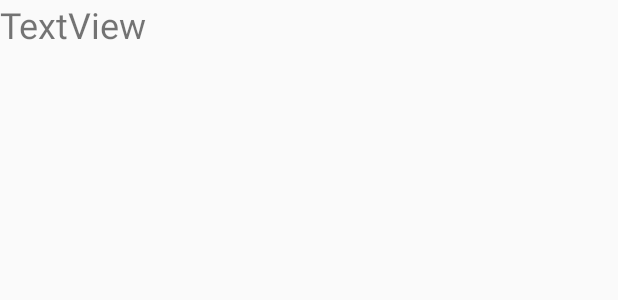
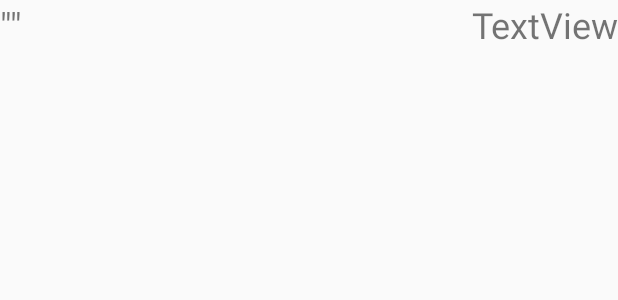
Before and after one commit to a479304861/Android_chatDemo, an Android app: the layout item_message.xml on its own in the app's theme, with its tools: preview values and no code run, on a phone screen of 412 x 824 dp. Shown: the top 300 px of the screen. Run offline under Robolectric (Android 15) with nearby library versions, the phone set to English and light mode, and no system bars.

Commit message:
实现发送和展示分离

```diff
--- a/app/src/main/AndroidManifest.xml
+++ b/app/src/main/AndroidManifest.xml
@@ -7,7 +7,7 @@
 
     <application
         android:allowBackup="true"
-        android:name=".Interface.MainApplication"
+
         android:icon="@mipmap/ic_launcher"
         android:label="@string/app_name"
         android:roundIcon="@mipmap/ic_launcher_round"
--- a/app/src/main/java/com/example/retrofit/UI/activity/UiActivity.java
+++ b/app/src/main/java/com/example/retrofit/UI/activity/UiActivity.java
@@ -16,10 +16,9 @@ import android.widget.TextView;
 import android.widget.Toast;
 
 import com.example.retrofit.Interface.Api;
-import com.example.retrofit.Interface.DataManager;
+import com.example.retrofit.Interface.DataManagerObserve;
 import com.example.retrofit.Interface.UpdateListener;
 import com.example.retrofit.UI.adapter.FriendAdapter;
-import com.example.retrofit.UI.adapter.MessageAdapter;
 import com.example.retrofit.UI.viewmodel.FriendViewModel;
 import com.example.retrofit.UI.viewmodel.UserviewModel;
 import com.example.retrofit.R;
@@ -119,7 +118,7 @@ public class UiActivity extends AppCompatActivity {
    }
 
     private void observe(){
-        DataManager instance = DataManager.getInstance();
+        DataManagerObserve instance = DataManagerObserve.getInstance();
         instance.addUpdateListener(new UpdateListener() {
             @Override
             public void update(boolean b) {
--- a/app/src/main/java/com/example/retrofit/UI/adapter/FriendAdapter.java
+++ b/app/src/main/java/com/example/retrofit/UI/adapter/FriendAdapter.java
@@ -30,6 +30,7 @@ public class FriendAdapter extends RecyclerView.Adapter<FriendAdapter.InnerHolde
     @NonNull
     @Override
     public InnerHolder onCreateViewHolder(@NonNull ViewGroup parent, int viewType) {
+
         View view=View.inflate(parent.getContext(), R.layout.item_friend,null);
         return new InnerHolder(view);
     }
@@ -67,7 +68,6 @@ public class FriendAdapter extends RecyclerView.Adapter<FriendAdapter.InnerHolde
             friendId =itemView.findViewById(R.id.item_testview_id);
             isOnline=itemView.findViewById(R.id.item_friend_isOnline);
         }
-
         //
         public void setData(FriendRespose.DataBean dataBean) {
             if (dataBean.isOnline()==true) {
--- a/app/src/main/java/com/example/retrofit/webSocket/WebSocketTest.java
+++ b/app/src/main/java/com/example/retrofit/webSocket/WebSocketTest.java
@@ -1,8 +1,7 @@
 package com.example.retrofit.webSocket;
 
-import com.example.retrofit.Interface.DataManager;
+import com.example.retrofit.Interface.DataManagerObserve;
 import com.example.retrofit.Interface.UpdateListener;
-import com.example.retrofit.UI.viewmodel.FriendViewModel;
 import com.example.retrofit.domain.ReceiveMessage;
 import com.google.gson.Gson;
 
@@ -32,7 +31,7 @@ public class WebSocketTest extends WebSocketClient {
         System.out.println(message1.toString());
         if (message1.getCode()==100) {
             System.out.println("receiveBreast!!!!!!!!!!!!");
-            DataManager instance = DataManager.getInstance();
+            DataManagerObserve instance = DataManagerObserve.getInstance();
             instance.setHavingUpdate(true);
             instance.addUpdateListener(new UpdateListener() {
                 @Override
--- a/app/src/main/res/layout/item_message.xml
+++ b/app/src/main/res/layout/item_message.xml
@@ -1,13 +1,26 @@
 <?xml version="1.0" encoding="utf-8"?>
-<LinearLayout
-    xmlns:android="http://schemas.android.com/apk/res/android" android:layout_width="match_parent"
-    android:layout_height="match_parent">
+<RelativeLayout xmlns:android="http://schemas.android.com/apk/res/android"
+    android:layout_width="match_parent"
+    android:layout_height="wrap_content"
+    android:layout_gravity="right|left">
 
     <TextView
         android:id="@+id/item_message_textView"
         android:layout_width="wrap_content"
         android:layout_height="wrap_content"
-        android:layout_weight="1"
+        android:layout_alignParentLeft="true"
+        android:layout_alignParentBottom="false"
+        android:text='""'
+        android:textAlignment="viewStart"
+        android:textSize="24sp" />
+
+    <TextView
+        android:id="@+id/item_message_textView_right"
+        android:layout_width="wrap_content"
+        android:layout_height="wrap_content"
+        android:layout_alignParentRight="true"
         android:text="TextView"
+        android:textAlignment="textEnd"
         android:textSize="24sp" />
-</LinearLayout>
+
+</RelativeLayout>
```
Also changed, not shown: app/src/main/java/com/example/retrofit/Interface/DataManagerObserve.java (renamed from app/src/main/java/com/example/retrofit/Interface/DataManager.java, +7 -16 lines), app/src/main/java/com/example/retrofit/UI/activity/CommunicateActivity.java (+32 -16 lines), app/src/main/java/com/example/retrofit/UI/adapter/MessageAdapter.java (+19 -9 lines), app/src/main/java/com/example/retrofit/UI/adapter/MessageData.java (added, +63 -0 lines), app/src/main/java/com/example/retrofit/UI/viewmodel/FriendViewModel.java (+2 -8 lines), app/src/main/res/layout/item_message_right.xml (added, +14 -0 lines).
